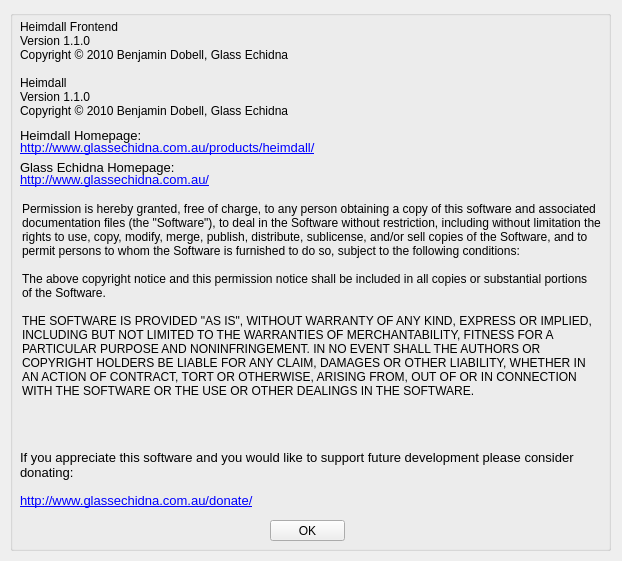
The window that heimdall-frontend/aboutform.ui (Benjamin-Dobell/Heimdall) describes before a commit, drawn with Qt 5.
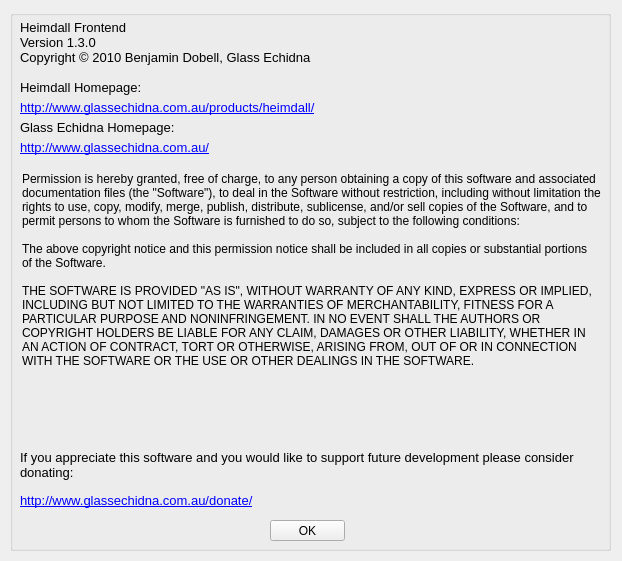
The same window after the commit.

```diff
--- a/heimdall-frontend/aboutform.ui
+++ b/heimdall-frontend/aboutform.ui
@@ -50,14 +50,15 @@
     <property name="geometry">
      <rect>
       <x>10</x>
-      <y>190</y>
+      <y>160</y>
       <width>581</width>
-      <height>241</height>
+      <height>271</height>
      </rect>
     </property>
     <property name="font">
      <font>
       <pointsize>9</pointsize>
+      <kerning>true</kerning>
      </font>
     </property>
     <property name="autoFillBackground">
@@ -156,21 +157,17 @@
       <x>10</x>
       <y>10</y>
       <width>581</width>
-      <height>101</height>
+      <height>51</height>
      </rect>
     </property>
     <property name="font">
      <font>
-      <pointsize>9</pointsize>
+      <pointsize>10</pointsize>
      </font>
     </property>
     <property name="text">
      <string>Heimdall Frontend
-Version 1.1.0
-Copyright © 2010 Benjamin Dobell, Glass Echidna
-
-Heimdall
-Version 1.1.0
+Version 1.3.0
 Copyright © 2010 Benjamin Dobell, Glass Echidna</string>
     </property>
     <property name="textFormat">
@@ -190,7 +187,7 @@
     <property name="geometry">
      <rect>
       <x>10</x>
-      <y>118</y>
+      <y>70</y>
       <width>581</width>
       <height>16</height>
      </rect>
@@ -217,7 +214,7 @@
     <property name="geometry">
      <rect>
       <x>10</x>
-      <y>130</y>
+      <y>90</y>
       <width>581</width>
       <height>21</height>
      </rect>
@@ -246,7 +243,7 @@
     <property name="geometry">
      <rect>
       <x>10</x>
-      <y>150</y>
+      <y>110</y>
       <width>581</width>
       <height>16</height>
      </rect>
@@ -273,7 +270,7 @@
     <property name="geometry">
      <rect>
       <x>10</x>
-      <y>162</y>
+      <y>130</y>
       <width>581</width>
       <height>21</height>
      </rect>
```
Left out of the diff: 2 changed lines with no effect on the pictures.
